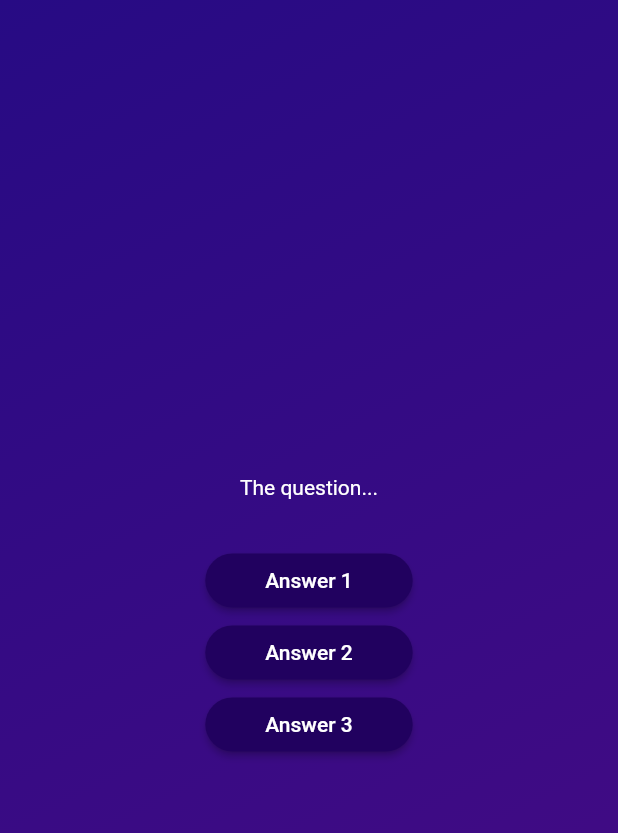
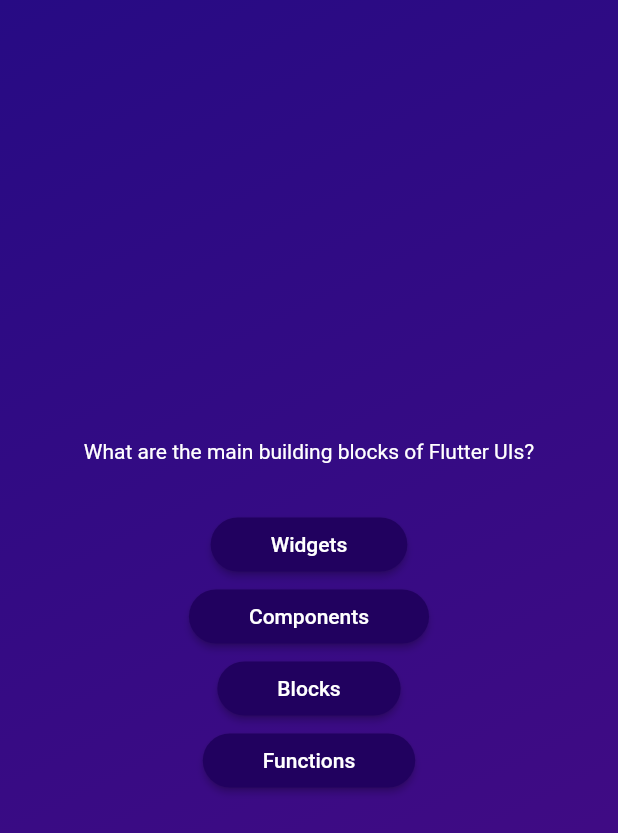
Before and after one commit to duartemelo/flutter-course, a Flutter app: the screen it shows after launch, after a tap on "Start Quiz", on a phone screen of 412 x 824 dp. Shown: the top 833 px of the screen. Run offline on Flutter 3.47's test engine with Material 2 defaults, Android fonts, the phone set to English and light mode, and no system bars.

Commit message:
Lesson 69

```diff
--- a/adv_basics/lib/questions_screen.dart
+++ b/adv_basics/lib/questions_screen.dart
@@ -1,5 +1,6 @@
 import 'package:flutter/material.dart';
 import 'package:adv_basics/answer_button.dart';
+import 'package:adv_basics/data/questions.dart';
 
 class QuestionsScreen extends StatefulWidget {
   const QuestionsScreen({super.key});
@@ -13,14 +14,16 @@
 class _QuestionsScreenState extends State<QuestionsScreen> {
   @override
   Widget build(BuildContext context) {
+    final currentQuestion = questions[0];
+
     return SizedBox(
       width: double.infinity,
       child: Column(
         mainAxisAlignment: MainAxisAlignment.center,
         children: [
-          const Text(
-            'The question...',
-            style: TextStyle(
+          Text(
+            currentQuestion.text,
+            style: const TextStyle(
               color: Colors.white,
             ),
           ),
@@ -28,15 +31,19 @@
             height: 30,
           ),
           AnswerButton(
-            answerText: 'Answer 1',
+            answerText: currentQuestion.answers[0],
             onClick: () {},
           ),
           AnswerButton(
-            answerText: 'Answer 2',
+            answerText: currentQuestion.answers[1],
             onClick: () {},
           ),
           AnswerButton(
-            answerText: 'Answer 3',
+            answerText: currentQuestion.answers[2],
+            onClick: () {},
+          ),
+          AnswerButton(
+            answerText: currentQuestion.answers[3],
             onClick: () {},
           ),
         ],
```
